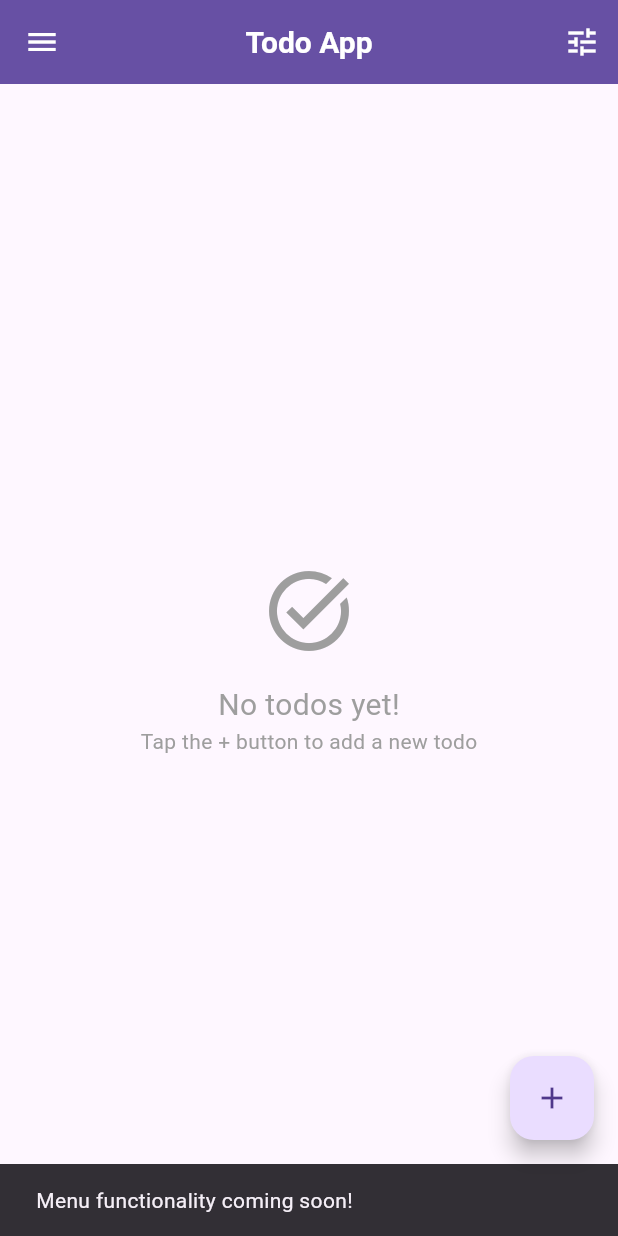
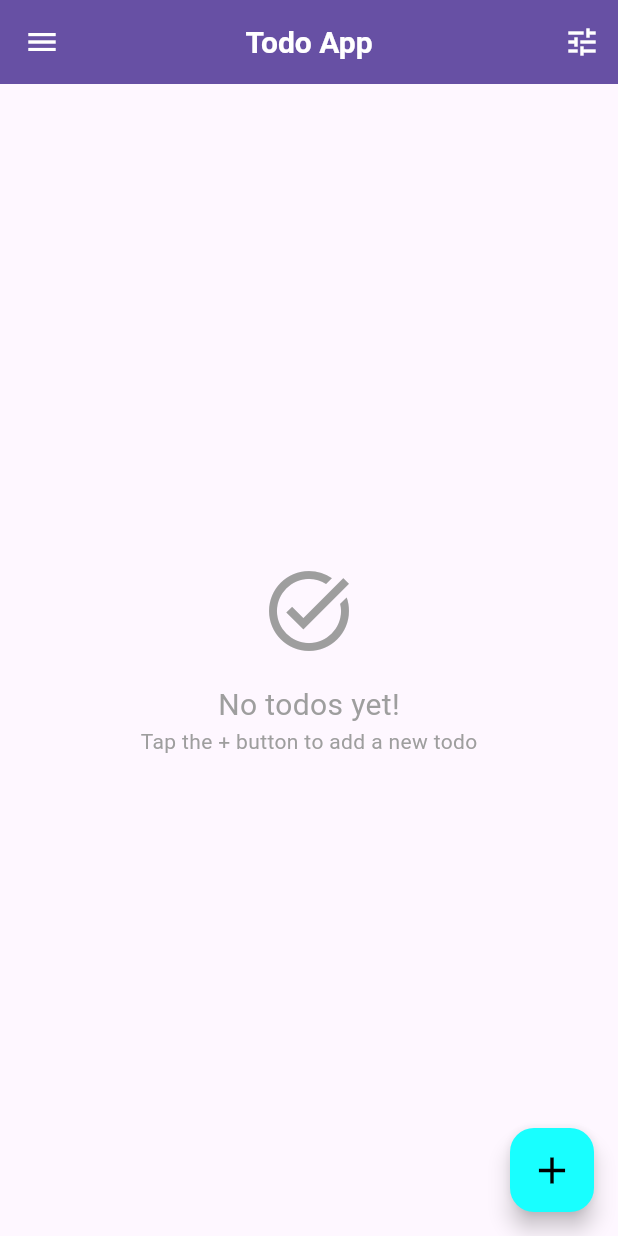
Before and after one commit to Sudipofficial4/todoappeb, a Flutter app: the screen it shows after launch, after a tap on the "menu" icon, on a phone screen of 412 x 824 dp. Run offline on Flutter 3.47's test engine with Material 3 defaults, Android fonts, the phone set to English and light mode, and no system bars; our stand-ins replace flutter_bloc, hive, hive_flutter; accounts and stored records are empty.

Commit message:
drawer added along with functionality improvement

```diff
--- a/lib/presentation/todo_view.dart
+++ b/lib/presentation/todo_view.dart
@@ -2,6 +2,7 @@ import 'package:flutter/material.dart';
 import 'package:flutter_bloc/flutter_bloc.dart';
 import 'package:todo/domain/models/todo.dart';
 import 'package:todo/presentation/todo_cubit.dart';
+import 'package:url_launcher/url_launcher.dart';
 
 class TodoListView extends StatelessWidget {
   const TodoListView({super.key});
@@ -403,13 +404,56 @@ class TodoListView extends StatelessWidget {
         leading: IconButton(
           icon: const Icon(Icons.menu),
           onPressed: () {
-            // TODO: Add drawer functionality or menu options
-            ScaffoldMessenger.of(context).showSnackBar(
-              const SnackBar(
-                content: Text('Menu functionality coming soon!'),
-                duration: Duration(seconds: 2),
+            Drawer(
+              child: Column(
+                children: [
+                  Container(
+                    color: Colors.blueGrey[900],
+                    height: 200,
+                    width: double.infinity,
+                    child: Center(
+                      child: Text(
+                        "Todo App",
+                        style: TextStyle(color: Colors.white70),
+                      ),
+                    ),
+                  ),
+                  ListTile(
+                    onTap: () {
+                      launchUrl(
+                        Uri.parse("https://www.sudipkoirala44.com.np/"),
+                      );
+                    },
+                    leading: Icon(Icons.person_2),
+                    title: Text(
+                      "Get In Touch",
+                      style: TextStyle(fontWeight: FontWeight.bold),
+                    ),
+                  ),
+                  ListTile(
+                    onTap: () {
+                      launchUrl(
+                        Uri.parse(
+                          "https://www.facebook.com/sudip.koirala.415846",
+                        ),
+                      );
+                    },
+                    leading: Icon(Icons.facebook),
+                    title: Text(
+                      "About me",
+                      style: TextStyle(fontWeight: FontWeight.bold),
+                    ),
+                  ),
+                ],
               ),
             );
+            //  Added drawer functionality or menu options
+            // ScaffoldMessenger.of(context).showSnackBar(
+            //   const SnackBar(
+            //     content: Text('Menu functionality coming soon!'),
+            //     duration: Duration(seconds: 2),
+            //   ),
+            // );
           },
         ),
         title: const Text(
@@ -513,10 +557,11 @@ class TodoListView extends StatelessWidget {
         ],
       ),
       floatingActionButton: FloatingActionButton(
+        backgroundColor: Colors.cyanAccent,
         onPressed: () {
           _showAddTodoDialog(context);
         },
-        child: const Icon(Icons.add),
+        child: const Icon(Icons.add, color: Colors.black, size: 30),
       ),
       //bloc builder
       body: BlocBuilder<TodoCubit, List<Todo>>(
--- a/pubspec.yaml
+++ b/pubspec.yaml
@@ -37,6 +37,7 @@ dependencies:
   hive_flutter: ^1.1.0
   hive: ^2.2.3
   flutter_bloc: ^9.1.1
+  url_launcher: ^6.3.2
 
 dev_dependencies:
   flutter_test:
```
Also changed, not shown: pubspec.lock, 5 other files.
